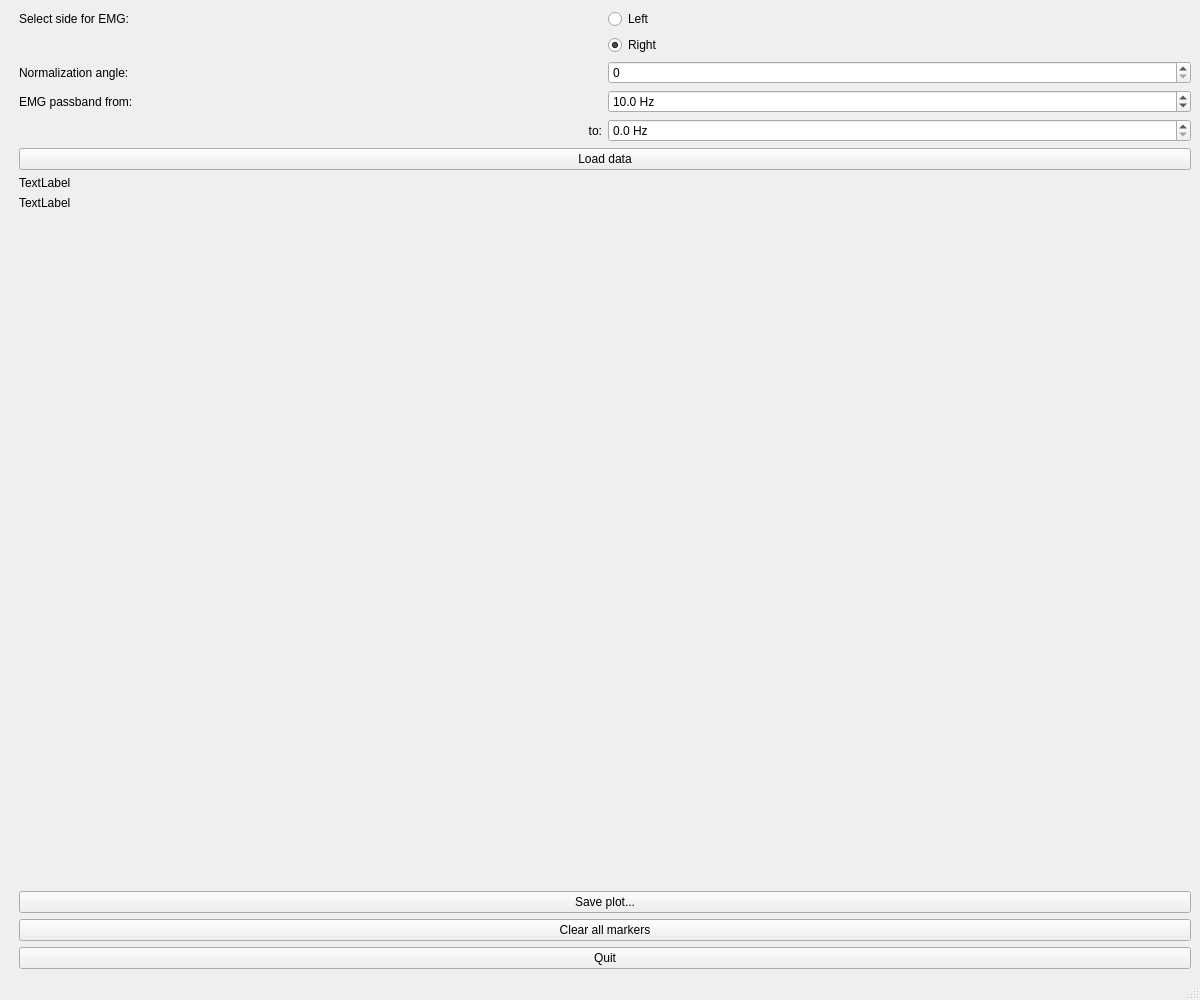
First picture: the form in gaitutils/nexus_scripts/tardieu.ui, repository NCH-Motion-Laboratory/gaitutils, before the edit.
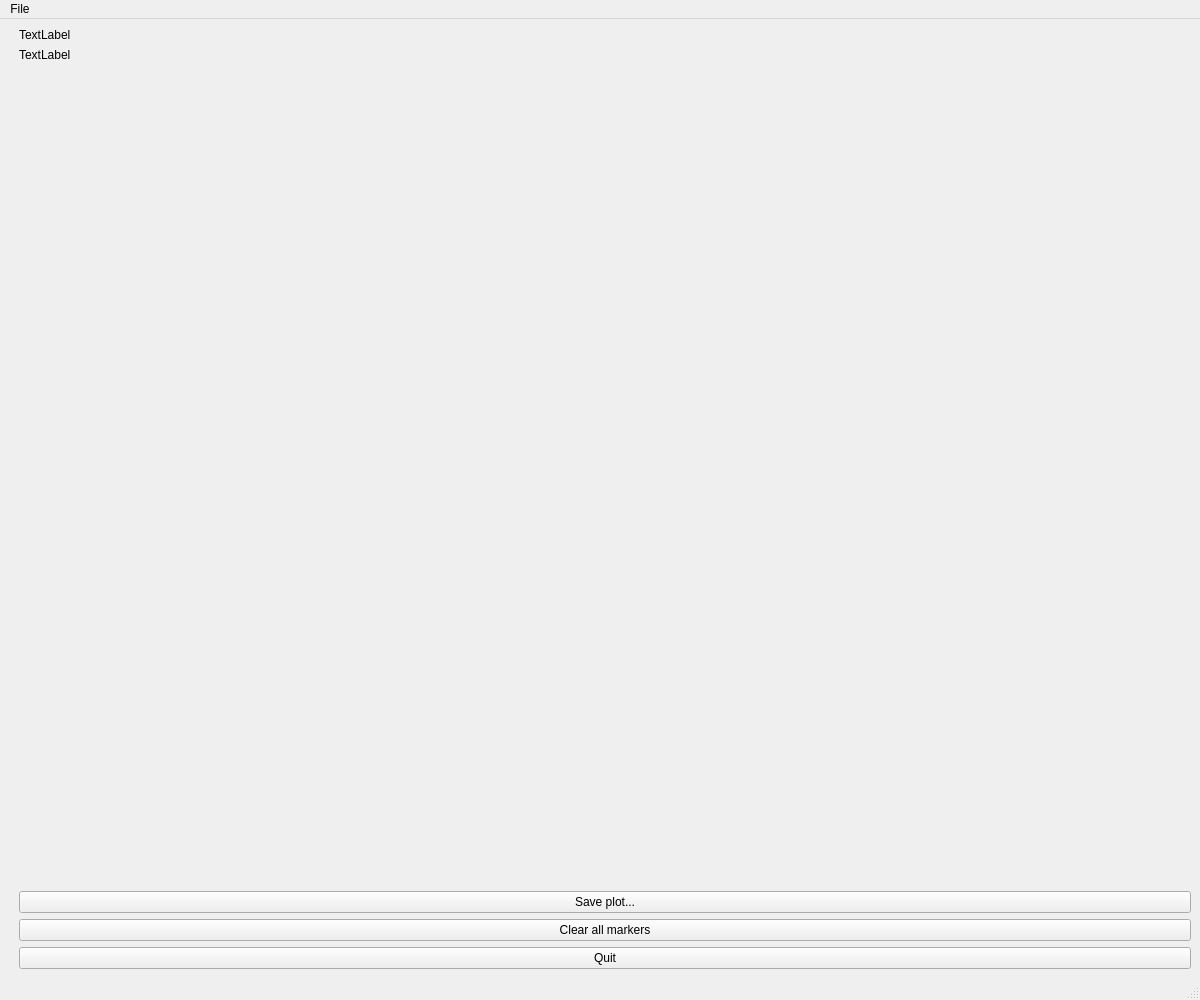
Second picture: the form after the edit.

What changed in the file:
```diff
--- a/gaitutils/nexus_scripts/tardieu.ui
+++ b/gaitutils/nexus_scripts/tardieu.ui
@@ -11,73 +11,13 @@
    </rect>
   </property>
   <property name="windowTitle">
-   <string>MainWindow</string>
+   <string>Tardieu analysis</string>
   </property>
   <widget class="QWidget" name="centralwidget">
    <layout class="QHBoxLayout" name="horizontalLayout">
     <item>
      <layout class="QGridLayout" name="mainGridLayout">
-      <item row="1" column="1">
-       <widget class="QLabel" name="label">
-        <property name="text">
-         <string>Select side for EMG:</string>
-        </property>
-       </widget>
-      </item>
-      <item row="10" column="1">
-       <spacer name="verticalSpacer_2">
-        <property name="orientation">
-         <enum>Qt::Vertical</enum>
-        </property>
-        <property name="sizeHint" stdset="0">
-         <size>
-          <width>20</width>
-          <height>100</height>
-         </size>
-        </property>
-       </spacer>
-      </item>
-      <item row="1" column="2">
-       <widget class="QRadioButton" name="rbLeft">
-        <property name="text">
-         <string>Left</string>
-        </property>
-       </widget>
-      </item>
-      <item row="4" column="1">
-       <widget class="QLabel" name="label_2">
-        <property name="text">
-         <string>Normalization angle:</string>
-        </property>
-       </widget>
-      </item>
-      <item row="5" column="2">
-       <widget class="QDoubleSpinBox" name="spEMGLow">
-        <property name="suffix">
-         <string> Hz</string>
-        </property>
-        <property name="decimals">
-         <number>1</number>
-        </property>
-        <property name="maximum">
-         <double>5000.000000000000000</double>
-        </property>
-        <property name="value">
-         <double>10.000000000000000</double>
-        </property>
-       </widget>
-      </item>
-      <item row="5" column="1">
-       <widget class="QLabel" name="label_3">
-        <property name="text">
-         <string>EMG passband from:</string>
-        </property>
-       </widget>
-      </item>
-      <item row="4" column="2">
-       <widget class="QSpinBox" name="spNormAngle"/>
-      </item>
-      <item row="10" column="0">
+      <item row="4" column="0">
        <spacer name="horizontalSpacer">
         <property name="orientation">
          <enum>Qt::Horizontal</enum>
@@ -93,75 +33,48 @@
         </property>
        </spacer>
       </item>
-      <item row="6" column="2">
-       <widget class="QDoubleSpinBox" name="spEMGHigh">
-        <property name="suffix">
-         <string> Hz</string>
+      <item row="4" column="1">
+       <spacer name="verticalSpacer_2">
+        <property name="orientation">
+         <enum>Qt::Vertical</enum>
         </property>
-        <property name="decimals">
-         <number>1</number>
+        <property name="sizeHint" stdset="0">
+         <size>
+          <width>20</width>
+          <height>100</height>
+         </size>
         </property>
-        <property name="maximum">
-         <double>5000.000000000000000</double>
-        </property>
-       </widget>
+       </spacer>
       </item>
-      <item row="6" column="1">
-       <widget class="QLabel" name="label_4">
-        <property name="text">
-         <string>to:</string>
-        </property>
-        <property name="alignment">
-         <set>Qt::AlignRight|Qt::AlignTrailing|Qt::AlignVCenter</set>
-        </property>
-       </widget>
-      </item>
-      <item row="2" column="2">
-       <widget class="QRadioButton" name="rbRight">
-        <property name="text">
-         <string>Right</string>
-        </property>
-        <property name="checked">
-         <bool>true</bool>
-        </property>
-       </widget>
-      </item>
-      <item row="7" column="1" colspan="2">
-       <widget class="QPushButton" name="btnLoadData">
-        <property name="text">
-         <string>Load data</string>
-        </property>
-       </widget>
-      </item>
-      <item row="12" column="1" colspan="2">
+      <item row="6" column="1" colspan="2">
        <widget class="QPushButton" name="btnClearMarkers">
         <property name="text">
          <string>Clear all markers</string>
         </property>
        </widget>
       </item>
-      <item row="14" column="1" colspan="2">
+      <item row="8" column="1" colspan="2">
        <widget class="QPushButton" name="btnQuit">
         <property name="text">
          <string>Quit</string>
         </property>
        </widget>
       </item>
-      <item row="8" column="1" colspan="2">
+      <item row="2" column="1" colspan="2">
        <widget class="QLabel" name="lblStatus">
         <property name="text">
          <string>TextLabel</string>
         </property>
        </widget>
       </item>
-      <item row="9" column="1" colspan="2">
+      <item row="3" column="1" colspan="2">
        <widget class="QLabel" name="lblMarkerStatus">
         <property name="text">
          <string>TextLabel</string>
         </property>
        </widget>
       </item>
-      <item row="11" column="1" colspan="2">
+      <item row="5" column="1" colspan="2">
        <widget class="QPushButton" name="btnSaveFig">
         <property name="text">
          <string>Save plot...</string>
@@ -181,8 +94,31 @@
      <height>21</height>
     </rect>
    </property>
+   <widget class="QMenu" name="menuFile">
+    <property name="title">
+     <string>File</string>
+    </property>
+    <addaction name="actionOpen"/>
+    <addaction name="actionQuit"/>
+   </widget>
+   <addaction name="menuFile"/>
   </widget>
   <widget class="QStatusBar" name="statusbar"/>
+  <action name="actionOpen">
+   <property name="text">
+    <string>Open Nexus trial...</string>
+   </property>
+  </action>
+  <action name="actionQuit">
+   <property name="text">
+    <string>Quit</string>
+   </property>
+  </action>
+  <action name="actionAbout">
+   <property name="text">
+    <string>About...</string>
+   </property>
+  </action>
  </widget>
  <resources/>
  <connections/>
```
